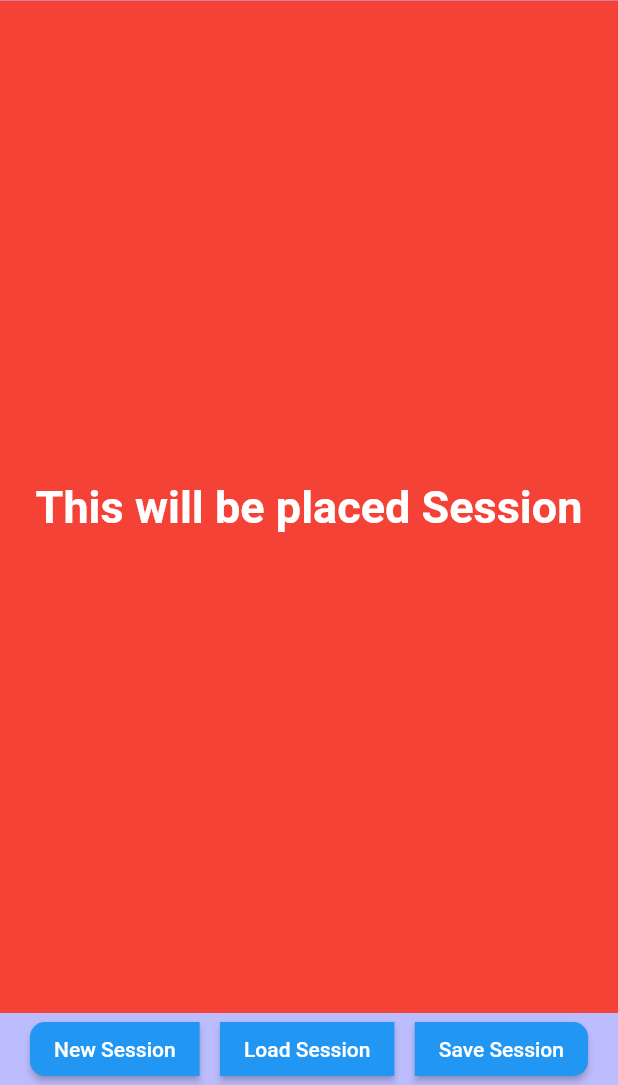
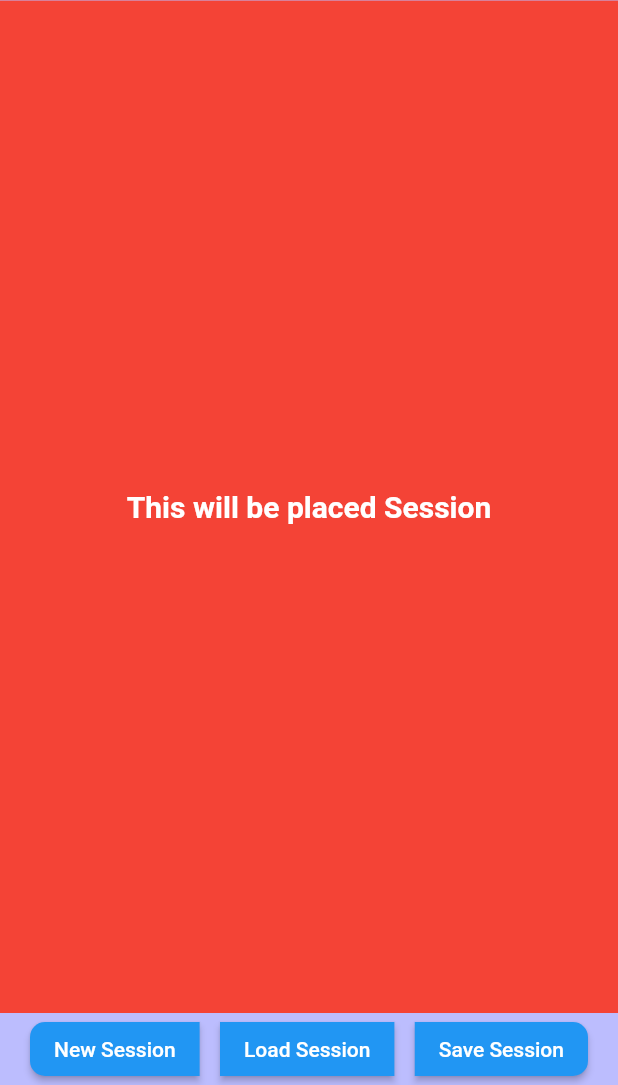
Before and after one commit to reqdevil/Sport-Timer-App, a Flutter app: the SessionPage screen opened by its route, on a phone screen of 412 x 824 dp, the part 151-1236 px from its top. Run offline on Flutter 3.47's test engine with Material 2 defaults, Android fonts, the phone set to English and light mode, and no system bars.

Commit message:
Update SessionPage.dart
litte editing

```diff
--- a/lib/Pages/SessionPage.dart
+++ b/lib/Pages/SessionPage.dart
@@ -47,7 +47,7 @@ class _SessionPageState extends State<SessionPage> {
                       "This will be placed Session",
                       style: TextStyle(
                         color: AppColor.white,
-                        fontSize: 30,
+                        fontSize: 20,
                         fontWeight: FontWeight.bold,
                       ),
                     ),
@@ -74,7 +74,7 @@ class _SessionPageState extends State<SessionPage> {
                     ),
                     const Expanded(child: SizedBox.shrink()),
                     ElevatedButton(
-                      onPressed: () {},
+                      onPressed: () => Navigator.pop(context),
                       child: const Text("Load Session"),
                       style: ButtonStyle(
                         shape:
```
